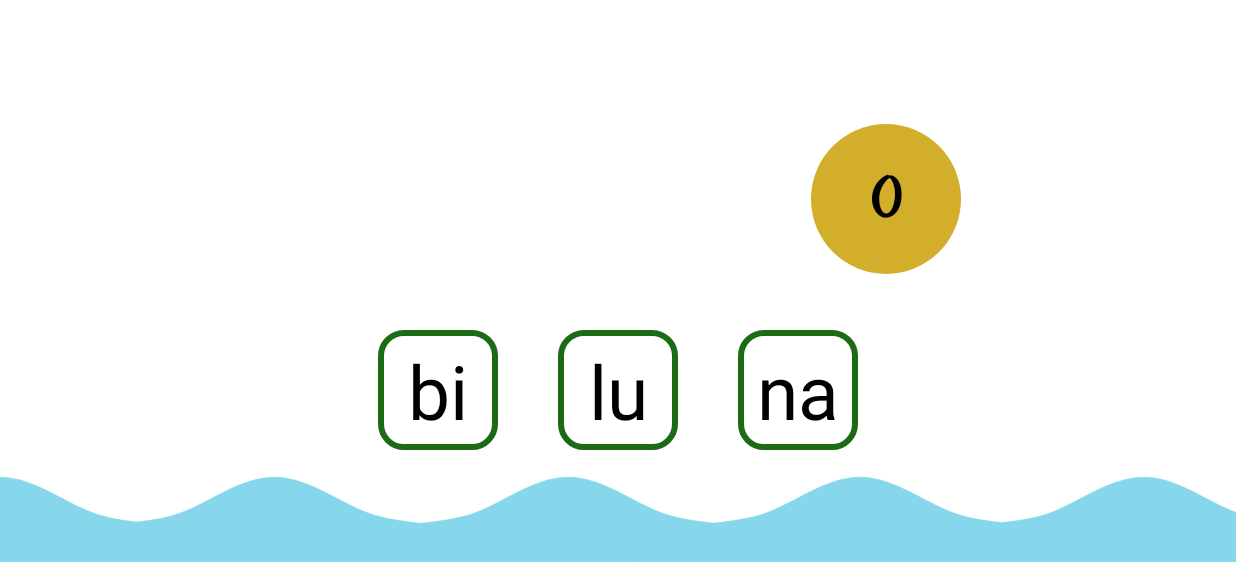
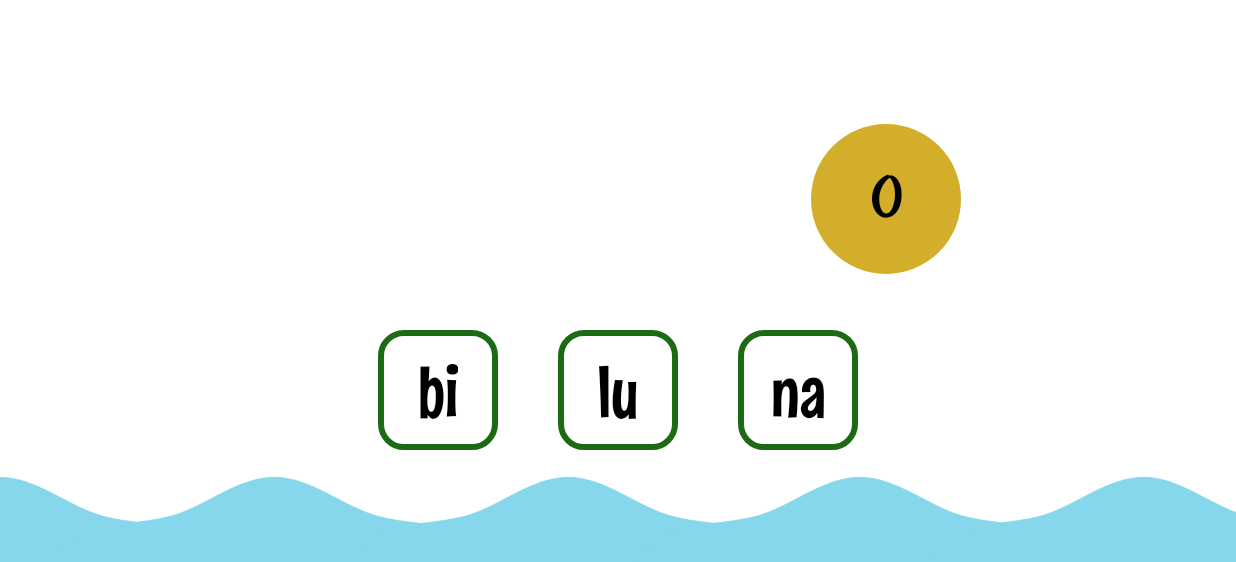
Before and after one commit to nurulkhalida/lets-learn-and-recite, an Android app: the GuessLetter screen opened directly, with no data from a screen before it, on a phone screen of 824 x 412 dp (held sideways). Shown: the top 562 px of the screen. Run offline under Robolectric (Android 15) with nearby library versions, the phone set to English and light mode, and no system bars.

Commit message:
ganti font

```diff
--- a/app/src/main/res/layout/item_quiz_pilihan.xml
+++ b/app/src/main/res/layout/item_quiz_pilihan.xml
@@ -26,7 +26,7 @@
         android:id="@+id/bg_quiz_option"
         android:layout_width="wrap_content"
         android:layout_height="wrap_content"
-        android:fontFamily="sans-serif"
+        android:fontFamily="@font/mouses"
         tools:text="كُ"
         android:textColor="#000"
         android:textSize="50sp"
```
